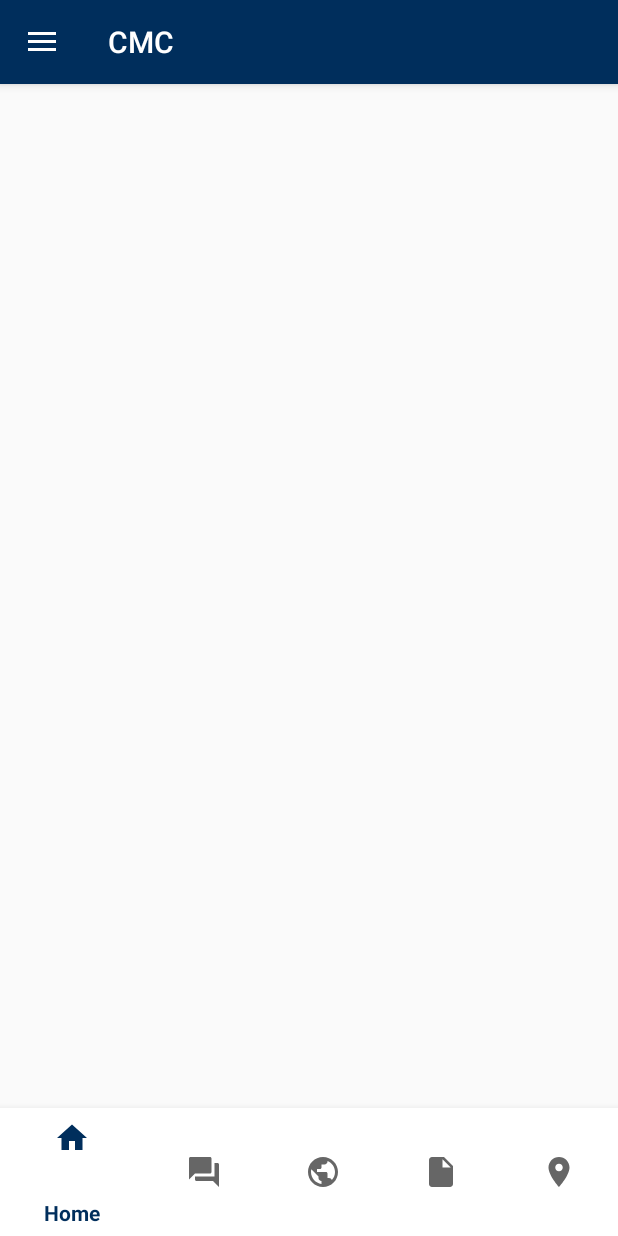
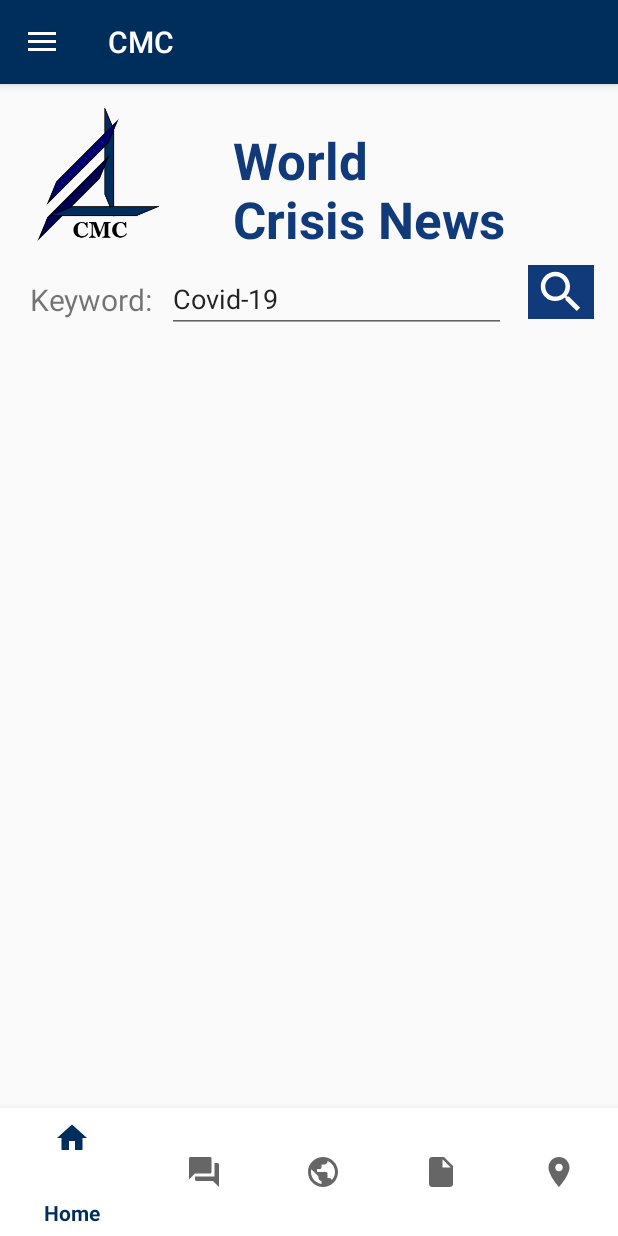
Before and after one commit to z5208577/INFS3605Assignment, an Android app: the fragment WorldCrisisNews placed in its activity, on a phone screen of 412 x 824 dp. Run offline under Robolectric (Android 15) with nearby library versions, the phone set to English and light mode, and no system bars; our stand-ins replace Firebase (no records; nobody signed in at launch, a user with empty details on screens opened directly), navigation-ui; pictures from the network do not load; 1 statement that could not run was skipped.

Commit message:
World crisis

```diff
--- a/app/src/main/java/com/example/INFS3605App/fragments/WorldCrisisNews.java
+++ b/app/src/main/java/com/example/INFS3605App/fragments/WorldCrisisNews.java
@@ -8,6 +8,10 @@ import android.view.LayoutInflater;
 import android.view.View;
 import android.view.ViewGroup;
 import android.widget.Button;
+import android.widget.EditText;
+import android.widget.ImageView;
+import android.widget.ProgressBar;
+import android.widget.TextView;
 import android.widget.Toast;
 import com.example.INFS3605App.R;
 import com.example.INFS3605App.adapters.ApiAdapter;
@@ -31,6 +35,9 @@ public class WorldCrisisNews extends Fragment {
     private List<Article> articles = new ArrayList<>();
     private ApiAdapter adapter;
     private String TAG = MainActivity.class.getSimpleName();
+    private ImageView search;
+    public EditText keyword;
+    public ProgressBar progressBarNews;
 
 
 
@@ -45,12 +52,11 @@ public class WorldCrisisNews extends Fragment {
         super.onCreate(savedInstanceState);
     }
 
-    public void LoadJson() {
-
+    public void LoadJson(String keyword) {
+        progressBarNews.setVisibility(View.VISIBLE);
         ApiInterface apiInterface = ApiClient.getApiClient().create(ApiInterface.class);
-        String country = Utils.getCountry();
         Call<News> call;
-        call = apiInterface.getNews("covid-19", API_KEY);
+        call = apiInterface.getNews(keyword, API_KEY);
 
         call.enqueue(new Callback<News>() {
             @Override
@@ -77,19 +83,31 @@ public class WorldCrisisNews extends Fragment {
                 System.out.println(t);
             }
         });
+        progressBarNews.setVisibility(View.GONE);
     }
     @Override
     public View onCreateView(LayoutInflater inflater, ViewGroup container,
                              Bundle savedInstanceState) {
         // Inflate the layout for this fragment
         View view = inflater.inflate(R.layout.fragment_world_crisis_news, container, false);
+        progressBarNews = view.findViewById(R.id.progressBarNews);
+        progressBarNews.setVisibility(View.VISIBLE);
+        keyword = view.findViewById(R.id.keyword);
+        search = view.findViewById(R.id.search);
+        search.setOnClickListener(new View.OnClickListener() {
+            @Override
+            public void onClick(View v) {
+                LoadJson(keyword.getText().toString());
+            }
+        });
         recyclerView = view.findViewById(R.id.recyclerView);
         layoutManager = new LinearLayoutManager(getActivity());
         recyclerView.setLayoutManager(layoutManager);
         recyclerView.setItemAnimator(new DefaultItemAnimator());
         recyclerView.setNestedScrollingEnabled(false);
-        LoadJson();
+        LoadJson(keyword.getText().toString());
         recyclerView.setAdapter(adapter);
+        progressBarNews.setVisibility(View.GONE);
         return view;
 
     }
--- a/app/src/main/res/layout/fragment_world_crisis_news.xml
+++ b/app/src/main/res/layout/fragment_world_crisis_news.xml
@@ -1,5 +1,6 @@
 
-<FrameLayout xmlns:android="http://schemas.android.com/apk/res/android"
+<androidx.constraintlayout.widget.ConstraintLayout xmlns:android="http://schemas.android.com/apk/res/android"
+    xmlns:app="http://schemas.android.com/apk/res-auto"
     xmlns:tools="http://schemas.android.com/tools"
     android:layout_width="match_parent"
     android:layout_height="match_parent"
@@ -7,14 +8,84 @@
 
     <!-- TODO: Update blank fragment layout -->
 
+    <ImageView
+        android:id="@+id/imageView3"
+        android:layout_width="95dp"
+        android:layout_height="90dp"
+        android:layout_marginStart="16dp"
+        android:layout_marginLeft="16dp"
+        android:layout_marginTop="16dp"
+        android:src="@drawable/logo"
+        app:layout_constraintStart_toStartOf="parent"
+        app:layout_constraintTop_toTopOf="parent" />
+
+    <ImageView
+        android:id="@+id/search"
+        android:layout_width="44dp"
+        android:layout_height="36dp"
+        android:layout_marginEnd="16dp"
+        android:layout_marginRight="16dp"
+        android:background="#103A7A"
+        app:srcCompat="@drawable/ic_search"
+        app:layout_constraintBottom_toTopOf="@+id/nestedScrollView"
+        app:layout_constraintEnd_toEndOf="parent"
+        app:layout_constraintTop_toTopOf="@+id/keyword"
+        app:layout_constraintVertical_bias="0.0" />
+
+    <TextView
+        android:id="@+id/textView10"
+        android:layout_width="182dp"
+        android:layout_height="wrap_content"
+        android:layout_marginTop="28dp"
+        android:text="World Crisis News"
+        android:textColor="#103A7A"
+        android:textSize="34sp"
+        android:textStyle="bold"
+        app:layout_constraintEnd_toEndOf="parent"
+        app:layout_constraintHorizontal_bias="0.676"
+        app:layout_constraintStart_toStartOf="parent"
+        app:layout_constraintTop_toTopOf="parent" />
+
+    <EditText
+        android:id="@+id/keyword"
+        android:layout_width="0dp"
+        android:layout_height="wrap_content"
+        android:layout_marginTop="8dp"
+        android:ems="10"
+        android:inputType="textPersonName"
+        android:text="Covid-19"
+        app:layout_constraintEnd_toEndOf="@+id/textView10"
+        app:layout_constraintHorizontal_bias="1.0"
+        app:layout_constraintStart_toEndOf="@+id/imageView3"
+        app:layout_constraintTop_toBottomOf="@+id/textView10" />
+
+    <ProgressBar
+        android:id="@+id/progressBarNews"
+        style="?android:attr/progressBarStyle"
+        android:layout_width="wrap_content"
+        android:layout_height="wrap_content"
+        app:layout_constraintBottom_toBottomOf="@+id/nestedScrollView"
+        app:layout_constraintEnd_toEndOf="@+id/nestedScrollView"
+        app:layout_constraintStart_toStartOf="@+id/nestedScrollView"
+        app:layout_constraintTop_toTopOf="@+id/nestedScrollView" />
+
     <androidx.core.widget.NestedScrollView
+        android:id="@+id/nestedScrollView"
         android:layout_width="match_parent"
-        android:layout_height="wrap_content">
+        android:layout_height="wrap_content"
+        android:layout_marginStart="10dp"
+        android:layout_marginLeft="10dp"
+        android:layout_marginTop="20dp"
+        android:layout_marginEnd="10dp"
+        android:layout_marginRight="10dp"
+        app:layout_constraintEnd_toEndOf="parent"
+        app:layout_constraintStart_toStartOf="parent"
+        app:layout_constraintTop_toBottomOf="@+id/keyword">
 
         <LinearLayout
-            android:orientation="vertical"
             android:layout_width="match_parent"
-            android:layout_height="wrap_content">
+            android:layout_height="wrap_content"
+            android:orientation="vertical">
 
             <androidx.recyclerview.widget.RecyclerView
                 android:id="@+id/recyclerView"
@@ -26,5 +97,18 @@
 
     </androidx.core.widget.NestedScrollView>
 
+    <TextView
+        android:id="@+id/textView18"
+        android:layout_width="wrap_content"
+        android:layout_height="wrap_content"
+        android:layout_marginStart="10dp"
+        android:layout_marginLeft="10dp"
+        android:text="Keyword:"
+        android:textSize="20sp"
+        app:layout_constraintBottom_toBottomOf="@+id/keyword"
+        app:layout_constraintEnd_toStartOf="@+id/keyword"
+        app:layout_constraintStart_toStartOf="parent"
+        app:layout_constraintTop_toTopOf="@+id/keyword" />
 
-</FrameLayout>
+
+</androidx.constraintlayout.widget.ConstraintLayout>
```
Also changed, not shown: app/src/main/res/layout/fragment_employee_signup.xml (deleted, +0 -87 lines), app/src/main/res/layout/world_crisis_news_item.xml (+16 -9 lines).
